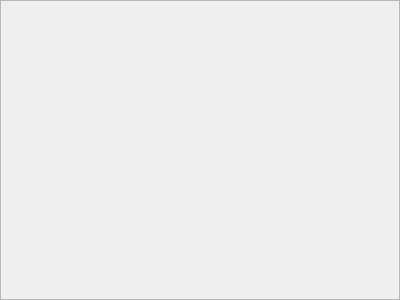
Qt form AJTrackingFrame.ui (morganrcu/DrosophilaOmmatidiaExplorer) before a commit.
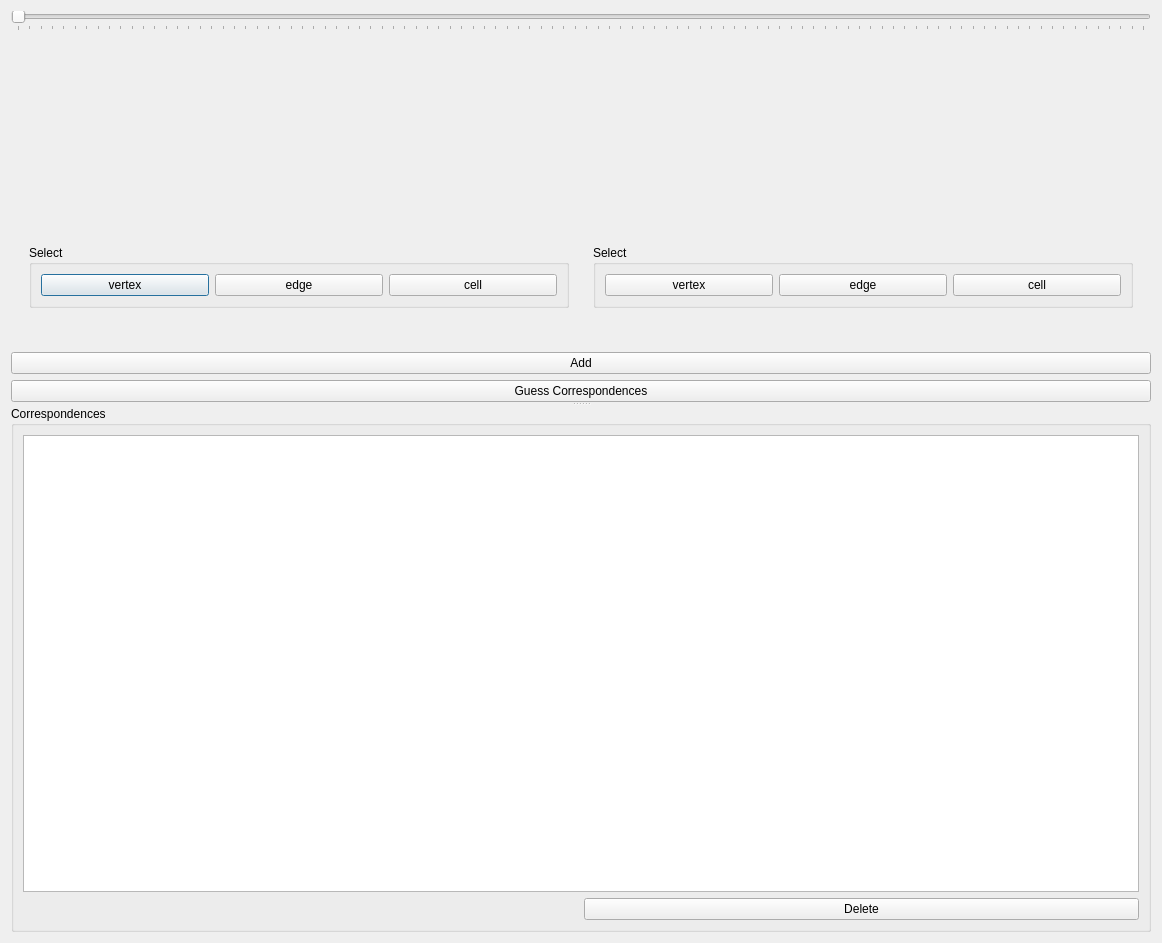
The same form after that commit. Custom widgets are drawn as their Qt base class.

Diff of the .ui file:
```diff
--- a/AJTrackingFrame.ui
+++ b/AJTrackingFrame.ui
@@ -1,23 +1,406 @@
 <?xml version='1.0'?>
 <ui version="4.0">
  <class>AJTrackingFrame</class>
- <widget class="QFrame" name="AJTrackingFrame">
-  <property name="frameShadow">
-   <enum>QFrame::Raised</enum>
-  </property>
+ <widget class="QDialog" name="AJTrackingFrame">
   <property name="geometry">
    <rect>
     <x>0</x>
     <y>0</y>
-    <width>400</width>
-    <height>300</height>
+    <width>1162</width>
+    <height>943</height>
    </rect>
   </property>
-  <property name="frameShape">
-   <enum>QFrame::StyledPanel</enum>
-  </property>
   <property name="windowTitle">
    <string>Frame</string>
   </property>
+  <layout class="QVBoxLayout" name="verticalLayout">
+   <item>
+    <widget class="QSlider" name="frameSlider">
+     <property name="pageStep">
+      <number>1</number>
+     </property>
+     <property name="tracking">
+      <bool>false</bool>
+     </property>
+     <property name="orientation">
+      <enum>Qt::Horizontal</enum>
+     </property>
+     <property name="tickPosition">
+      <enum>QSlider::TicksBelow</enum>
+     </property>
+     <property name="tickInterval">
+      <number>1</number>
+     </property>
+    </widget>
+   </item>
+   <item>
+    <widget class="QSplitter" name="splitter">
+     <property name="orientation">
+      <enum>Qt::Vertical</enum>
+     </property>
+     <widget class="QWidget" name="renderingWidget" native="true">
+      <property name="sizePolicy">
+       <sizepolicy hsizetype="Expanding" vsizetype="Expanding">
+        <horstretch>0</horstretch>
+        <verstretch>0</verstretch>
+       </sizepolicy>
+      </property>
+      <layout class="QVBoxLayout" name="verticalLayout_4">
+       <item>
+        <widget class="QWidget" name="widget_3" native="true">
+         <layout class="QHBoxLayout" name="horizontalLayout_3">
+          <item>
+           <widget class="QWidget" name="widget" native="true">
+            <layout class="QVBoxLayout" name="verticalLayout_2">
+             <item>
+              <widget class="QVTKWidget" name="beforeQVTKWidget">
+               <property name="sizePolicy">
+                <sizepolicy hsizetype="Expanding" vsizetype="Expanding">
+                 <horstretch>0</horstretch>
+                 <verstretch>0</verstretch>
+                </sizepolicy>
+               </property>
+              </widget>
+             </item>
+             <item>
+              <widget class="QGroupBox" name="groupBox">
+               <property name="title">
+                <string>Select</string>
+               </property>
+               <layout class="QHBoxLayout" name="horizontalLayout">
+                <item>
+                 <widget class="QPushButton" name="selectVertexBeforeButton">
+                  <property name="text">
+                   <string>vertex</string>
+                  </property>
+                 </widget>
+                </item>
+                <item>
+                 <widget class="QPushButton" name="selectEdgeBeforeButton">
+                  <property name="text">
+                   <string>edge</string>
+                  </property>
+                 </widget>
+                </item>
+                <item>
+                 <widget class="QPushButton" name="selectCellBeforeButton">
+                  <property name="text">
+                   <string>cell</string>
+                  </property>
+                 </widget>
+                </item>
+               </layout>
+              </widget>
+             </item>
+             <item>
+              <widget class="QLabel" name="beforeSelectLabel">
+               <property name="text">
+                <string/>
+               </property>
+              </widget>
+             </item>
+            </layout>
+           </widget>
+          </item>
+          <item>
+           <widget class="QWidget" name="widget_2" native="true">
+            <layout class="QVBoxLayout" name="verticalLayout_3">
+             <item>
+              <widget class="QVTKWidget" name="afterQVTKWidget">
+               <property name="sizePolicy">
+                <sizepolicy hsizetype="Expanding" vsizetype="Expanding">
+                 <horstretch>0</horstretch>
+                 <verstretch>0</verstretch>
+                </sizepolicy>
+               </property>
+              </widget>
+             </item>
+             <item>
+              <widget class="QGroupBox" name="groupBox_2">
+               <property name="title">
+                <string>Select</string>
+               </property>
+               <layout class="QHBoxLayout" name="horizontalLayout_2">
+                <item>
+                 <widget class="QPushButton" name="selectVertexAfterButton">
+                  <property name="text">
+                   <string>vertex</string>
+                  </property>
+                 </widget>
+                </item>
+                <item>
+                 <widget class="QPushButton" name="selectEdgeAfterButton">
+                  <property name="text">
+                   <string>edge</string>
+                  </property>
+                 </widget>
+                </item>
+                <item>
+                 <widget class="QPushButton" name="selectCellAfterButton">
+                  <property name="text">
+                   <string>cell</string>
+                  </property>
+                 </widget>
+                </item>
+               </layout>
+              </widget>
+             </item>
+             <item>
+              <widget class="QLabel" name="afterSelectLabel">
+               <property name="text">
+                <string/>
+               </property>
+              </widget>
+             </item>
+            </layout>
+           </widget>
+          </item>
+         </layout>
+        </widget>
+       </item>
+       <item>
+        <widget class="QPushButton" name="addCorrespondenceButton">
+         <property name="text">
+          <string>Add</string>
+         </property>
+        </widget>
+       </item>
+       <item>
+        <widget class="QPushButton" name="computeEstimationsButton">
+         <property name="text">
+          <string>Guess Correspondences</string>
+         </property>
+        </widget>
+       </item>
+      </layout>
+     </widget>
+     <widget class="QWidget" name="tabsWidget" native="true">
+      <property name="sizePolicy">
+       <sizepolicy hsizetype="Minimum" vsizetype="Minimum">
+        <horstretch>0</horstretch>
+        <verstretch>0</verstretch>
+       </sizepolicy>
+      </property>
+      <layout class="QGridLayout" name="gridLayout">
+       <item row="2" column="0">
+        <widget class="QGroupBox" name="succesorsGroupBox">
+         <property name="sizePolicy">
+          <sizepolicy hsizetype="Minimum" vsizetype="Minimum">
+           <horstretch>0</horstretch>
+           <verstretch>0</verstretch>
+          </sizepolicy>
+         </property>
+         <property name="title">
+          <string>Correspondences</string>
+         </property>
+         <layout class="QGridLayout" name="gridLayout_4">
+          <item row="1" column="1">
+           <widget class="QPushButton" name="deleteCorrespondenceButton">
+            <property name="text">
+             <string>Delete</string>
+            </property>
+           </widget>
+          </item>
+          <item row="0" column="0" colspan="2">
+           <widget class="QTableWidget" name="correspondencesTableWidget">
+            <property name="sizePolicy">
+             <sizepolicy hsizetype="Minimum" vsizetype="Minimum">
+              <horstretch>0</horstretch>
+              <verstretch>0</verstretch>
+             </sizepolicy>
+            </property>
+           </widget>
+          </item>
+         </layout>
+        </widget>
+       </item>
+      </layout>
+     </widget>
+    </widget>
+   </item>
+  </layout>
+  <action name="actionSelectVertexBefore">
+   <property name="text">
+    <string>Select Vertex Before</string>
+   </property>
+  </action>
+  <action name="actionSelectEdgeBefore">
+   <property name="text">
+    <string>Select Edge Before</string>
+   </property>
+  </action>
+  <action name="actionSelectCellBefore">
+   <property name="text">
+    <string>Select Cell Before</string>
+   </property>
+  </action>
+  <action name="actionSelectVertexAfter">
+   <property name="text">
+    <string>Select Vertex After</string>
+   </property>
+  </action>
+  <action name="actionSelectEdgeAfter">
+   <property name="text">
+    <string>Select Edge After</string>
+   </property>
+  </action>
+  <action name="actionSelectCellAfter">
+   <property name="text">
+    <string>Select Cell After</string>
+   </property>
+  </action>
+  <action name="actionGuessCorrespondences">
+   <property name="text">
+    <string>Guess Correspondences</string>
+   </property>
+  </action>
+  <action name="actionDeleteCorrespondence">
+   <property name="text">
+    <string>Delete Correspondence</string>
+   </property>
+  </action>
+  <action name="actionAddCorrespondence">
+   <property name="text">
+    <string>Add Correspondence</string>
+   </property>
+  </action>
  </widget>
+ <customwidgets>
+  <customwidget>
+   <class>QVTKWidget</class>
+   <extends>QWidget</extends>
+   <header>QVTKWidget.h</header>
+  </customwidget>
+ </customwidgets>
+ <resources/>
+ <connections>
+  <connection>
+   <sender>selectCellAfterButton</sender>
+   <signal>clicked()</signal>
+   <receiver>actionSelectCellAfter</receiver>
+   <slot>trigger()</slot>
+   <hints>
+    <hint type="sourcelabel">
+     <x>892</x>
+     <y>143</y>
+    </hint>
+    <hint type="destinationlabel">
+     <x>-1</x>
+     <y>-1</y>
+    </hint>
+   </hints>
+  </connection>
+  <connection>
+   <sender>selectCellBeforeButton</sender>
+   <signal>clicked()</signal>
+   <receiver>actionSelectCellBefore</receiver>
+   <slot>trigger()</slot>
+   <hints>
+    <hint type="sourcelabel">
+     <x>413</x>
+     <y>143</y>
+    </hint>
+    <hint type="destinationlabel">
+     <x>-1</x>
+     <y>-1</y>
+    </hint>
+   </hints>
+  </connection>
+  <connection>
+   <sender>selectEdgeAfterButton</sender>
+   <signal>clicked()</signal>
+   <receiver>actionSelectEdgeAfter</receiver>
+   <slot>trigger()</slot>
+   <hints>
+    <hint type="sourcelabel">
+     <x>732</x>
+     <y>143</y>
+    </hint>
+    <hint type="destinationlabel">
+     <x>-1</x>
+     <y>-1</y>
+    </hint>
+   </hints>
+  </connection>
+  <connection>
+   <sender>selectEdgeBeforeButton</sender>
+   <signal>clicked()</signal>
+   <receiver>actionSelectEdgeBefore</receiver>
+   <slot>trigger()</slot>
+   <hints>
+    <hint type="sourcelabel">
+     <x>254</x>
+     <y>143</y>
+    </hint>
+    <hint type="destinationlabel">
+     <x>-1</x>
+     <y>-1</y>
+    </hint>
+   </hints>
+  </connection>
+  <connection>
+   <sender>selectVertexAfterButton</sender>
+   <signal>clicked()</signal>
+   <receiver>actionSelectVertexAfter</receiver>
+   <slot>trigger()</slot>
+   <hints>
+    <hint type="sourcelabel">
+     <x>573</x>
+     <y>143</y>
+    </hint>
+    <hint type="destinationlabel">
+     <x>-1</x>
+     <y>-1</y>
+    </hint>
+   </hints>
+  </connection>
+  <connection>
+   <sender>selectVertexBeforeButton</sender>
+   <signal>clicked()</signal>
+   <receiver>actionSelectVertexBefore</receiver>
+   <slot>trigger()</slot>
+   <hints>
+    <hint type="sourcelabel">
+     <x>94</x>
+     <y>143</y>
+    </hint>
+    <hint type="destinationlabel">
+     <x>-1</x>
+     <y>-1</y>
+    </hint>
+   </hints>
+  </connection>
+  <connection>
+   <sender>addCorrespondenceButton</sender>
+   <signal>clicked()</signal>
+   <receiver>actionAddCorrespondence</receiver>
+   <slot>trigger()</slot>
+   <hints>
+    <hint type="sourcelabel">
+     <x>580</x>
+     <y>373</y>
+    </hint>
+    <hint type="destinationlabel">
+     <x>-1</x>
+     <y>-1</y>
+    </hint>
+   </hints>
+  </connection>
+  <connection>
+   <sender>deleteCorrespondenceButton</sender>
+   <signal>clicked()</signal>
+   <receiver>actionDeleteCorrespondence</receiver>
+   <slot>trigger()</slot>
+   <hints>
+    <hint type="sourcelabel">
+     <x>861</x>
+     <y>900</y>
+    </hint>
+    <hint type="destinationlabel">
+     <x>-1</x>
+     <y>-1</y>
+    </hint>
+   </hints>
+  </connection>
+ </connections>
 </ui>
```
Left out of the diff: 2 changed lines with no effect on the pictures.
